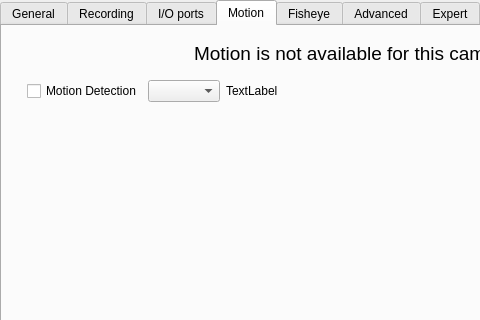
Above: client/libclient/src/ui/widgets/properties/single_camera_settings_widget.ui from networkoptix/nx_open before the change; both pictures show x 0 to 480 and y 0 to 320 of the 712 by 634 pixel window. Below: the same form after it.
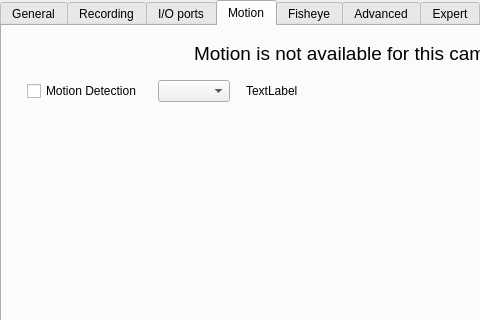
That is the form after the change. The open tabs and pages were chosen to show the change. Custom widgets are drawn as their Qt base class.

Commit message:
## Fixed spacings in Motion settings tab
<==== Mercurial data ====>
Branch: dev_3.0.0_gui

```diff
--- a/client/libclient/src/ui/widgets/properties/single_camera_settings_widget.ui
+++ b/client/libclient/src/ui/widgets/properties/single_camera_settings_widget.ui
@@ -461,6 +461,9 @@
        <item>
         <widget class="QWidget" name="motionControlsWidget" native="true">
          <layout class="QVBoxLayout" name="verticalLayout" stretch="0,1,0">
+          <property name="spacing">
+           <number>16</number>
+          </property>
           <item>
            <layout class="QHBoxLayout" name="horizontalLayout_3">
             <item>
```
